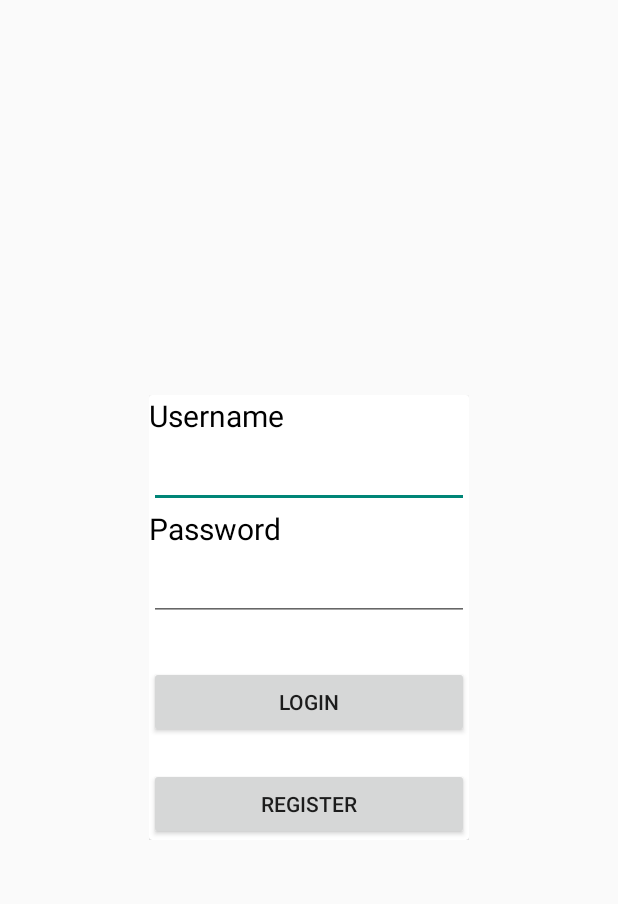
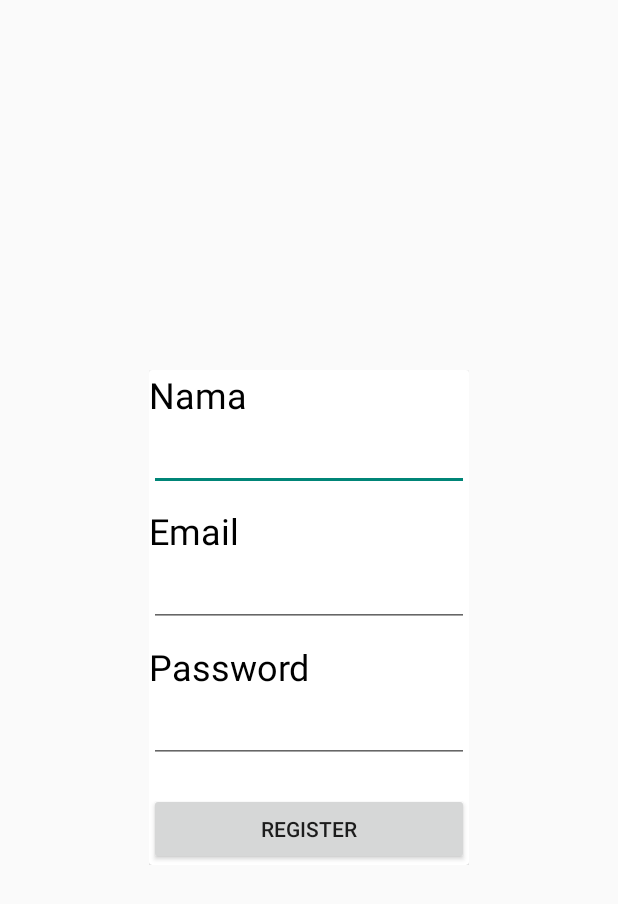
Before and after one commit to Alifyando/AplikasiTIM, an Android app: the layout activity_register.xml on its own in the app's theme, with its tools: preview values and no code run, on a phone screen of 412 x 824 dp. Shown: the top 904 px of the screen. Run offline under Robolectric (Android 15) with nearby library versions, the light colour scheme and no system bars.

Commit message:
username dan password

```diff
--- a/app/src/main/java/com/adl/aplikasitim/MainActivity.kt
+++ /dev/null
@@ -1,11 +0,0 @@
-package com.adl.aplikasitim
-
-import androidx.appcompat.app.AppCompatActivity
-import android.os.Bundle
-
-class MainActivity : AppCompatActivity() {
-    override fun onCreate(savedInstanceState: Bundle?) {
-        super.onCreate(savedInstanceState)
-        setContentView(R.layout.activity_main)
-    }
-}
--- /dev/null
+++ b/app/src/main/java/com/adl/aplikasitim/PlaylistActivity.kt
@@ -0,0 +1,4 @@
+package com.adl.aplikasitim
+
+class PlaylistActivity {
+}
--- a/app/src/main/res/layout/activity_main.xml
+++ b/app/src/main/res/layout/activity_register.xml
@@ -6,67 +6,74 @@
     android:layout_height="wrap_content"
     android:layout_gravity="center"
     android:orientation="vertical"
-    tools:context=".MainActivity">
+    tools:context=".RegisterActivity">
 
     <androidx.cardview.widget.CardView
         android:layout_width="wrap_content"
         android:layout_height="wrap_content"
-        android:paddingLeft="10dp"
-        android:paddingTop="10dp"
-        android:paddingRight="10dp"
-        android:paddingBottom="10dp">
+        android:layout_gravity="center">
 
         <LinearLayout
-            android:layout_width="match_parent"
-            android:layout_height="match_parent"
+            android:layout_width="wrap_content"
+            android:layout_height="wrap_content"
             android:orientation="vertical">
 
             <TextView
-                android:id="@+id/textView"
-                android:layout_width="wrap_content"
+                android:layout_width="match_parent"
                 android:layout_height="wrap_content"
-                android:text="Username"
+                android:text="Nama"
                 android:textColor="#000000"
-                android:textSize="20sp" />
+                android:textSize="24sp" />
 
             <EditText
-                android:id="@+id/txtUsername"
-                android:layout_width="wrap_content"
+                android:id="@+id/txtNama"
+                android:layout_width="match_parent"
                 android:layout_height="wrap_content"
                 android:ems="10"
                 android:inputType="textPersonName"
                 android:minHeight="48dp" />
 
             <TextView
-                android:id="@+id/textView2"
-                android:layout_width="wrap_content"
+                android:layout_width="match_parent"
                 android:layout_height="wrap_content"
+                android:layout_marginTop="10dp"
+                android:text="Email"
+                android:textColor="#000000"
+                android:textSize="24sp" />
+
+            <EditText
+                android:id="@+id/regEmail"
+                android:layout_width="match_parent"
+                android:layout_height="wrap_content"
+                android:ems="10"
+                android:inputType="textPersonName"
+                android:minHeight="48dp" />
+
+            <TextView
+                android:layout_width="match_parent"
+                android:layout_height="wrap_content"
+                android:layout_marginTop="10dp"
                 android:text="Password"
                 android:textColor="#000000"
-                android:textSize="20sp" />
+                android:textSize="24sp" />
 
             <EditText
-                android:id="@+id/editTextTextPassword"
-                android:layout_width="wrap_content"
+                android:id="@+id/regPassword"
+                android:layout_width="match_parent"
                 android:layout_height="wrap_content"
                 android:ems="10"
                 android:inputType="textPassword"
                 android:minHeight="48dp" />
 
             <Button
-                android:id="@+id/btnLogin"
-                android:layout_width="match_parent"
-                android:layout_height="wrap_content"
-                android:layout_marginTop="30dp"
-                android:text="login" />
-
-            <Button
-                android:id="@+id/btnRegister"
+                android:id="@+id/btnRegistrasi"
                 android:layout_width="match_parent"
                 android:layout_height="wrap_content"
                 android:layout_marginTop="20dp"
-                android:text="register" />
+                android:text="Register" />
+
         </LinearLayout>
 
     </androidx.cardview.widget.CardView>
+
 </LinearLayout>
--- a/app/src/main/res/layout/playlist_music.xml
+++ b/app/src/main/res/layout/playlist.xml
@@ -3,10 +3,4 @@
     android:layout_width="match_parent"
     android:layout_height="match_parent">
 
-    <Button
-        android:id="@+id/button"
-        android:layout_width="wrap_content"
-        android:layout_height="wrap_content"
-        android:layout_weight="1"
-        android:text="Button" />
 </LinearLayout>
--- /dev/null
+++ b/app/src/main/res/values-land/dimens.xml
@@ -0,0 +1,3 @@
+<resources>
+ <dimen name="activity_horizontal_margin">48dp</dimen>
+</resources>
--- /dev/null
+++ b/app/src/main/res/values-w1240dp/dimens.xml
@@ -0,0 +1,3 @@
+<resources>
+ <dimen name="activity_horizontal_margin">200dp</dimen>
+</resources>
--- /dev/null
+++ b/app/src/main/res/values-w600dp/dimens.xml
@@ -0,0 +1,3 @@
+<resources>
+ <dimen name="activity_horizontal_margin">48dp</dimen>
+</resources>
--- /dev/null
+++ b/app/src/main/res/values/dimens.xml
@@ -0,0 +1,5 @@
+<resources>
+    <!-- Default screen margins, per the Android Design guidelines. -->
+ <dimen name="activity_horizontal_margin">16dp</dimen>
+ <dimen name="activity_vertical_margin">16dp</dimen>
+</resources>
--- a/build.gradle
+++ b/build.gradle
@@ -1,4 +1,8 @@
-// Top-level build file where you can add configuration options common to all sub-projects/modules.
+buildscript {
+    dependencies {
+        classpath 'com.google.gms:google-services:4.3.10'
+    }
+}// Top-level build file where you can add configuration options common to all sub-projects/modules.
 plugins {
     id 'com.android.application' version '7.1.3' apply false
     id 'com.android.library' version '7.1.3' apply false
```
Also changed, not shown: app/build.gradle (+13 -1 lines), app/src/main/AndroidManifest.xml (+10 -4 lines), app/src/main/java/com/adl/aplikasitim/LoginActivity.kt (added, +39 -0 lines), app/src/main/java/com/adl/aplikasitim/RegisterActivity.kt (added, +31 -0 lines), app/src/main/res/values/strings.xml (+9 -0 lines), app/src/main/res/drawable/logo3.jpg (added), app/src/main/res/drawable/logo4.jpg (added), app/src/main/res/drawable/logo5.jpg (added).
